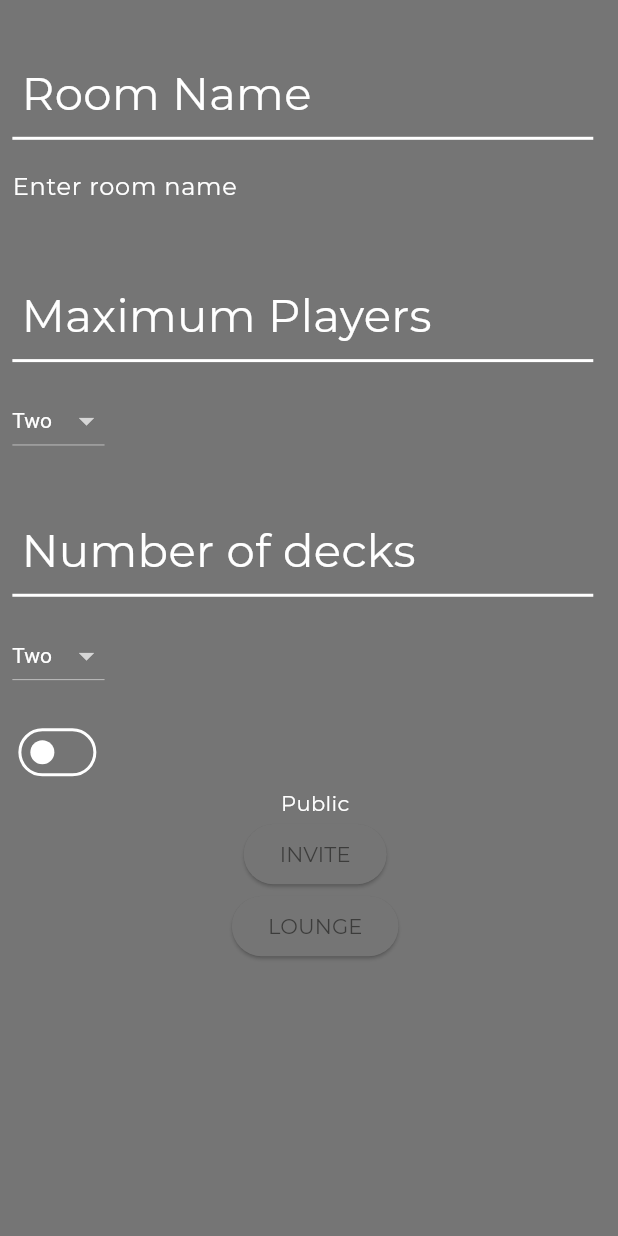
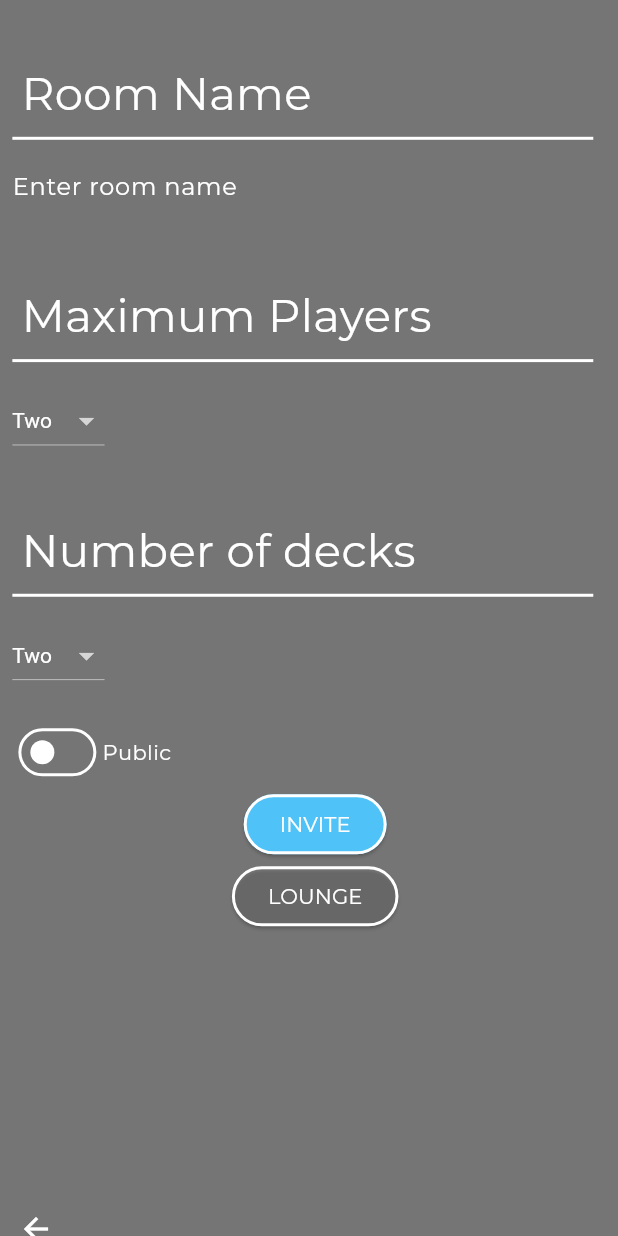
Before and after one commit to jeffrgh/bank_game, a Flutter app: the CreateRoomScreen screen opened directly, on a phone screen of 412 x 824 dp. Run offline on Flutter 3.47's test engine with Material 2 defaults, Android fonts, the phone set to English and light mode, and no system bars; network calls fail; project files that could hold a hidden picture were left out.

Commit message:
Updated CreateRoomScreen more

```diff
--- a/lib/main.dart
+++ b/lib/main.dart
@@ -32,7 +32,7 @@ class MyApp extends StatelessWidget {
           surface: Colors.grey[600]!,
           onSurface: Colors.white,
         ),
-        androidOverscrollIndicator: AndroidOverscrollIndicator.stretch,
+        androidOverscrollIndicator: AndroidOverscrollIndicator.glow,
         platform: TargetPlatform.android,
         useMaterial3: true,
         splashColor: const Color(0xFF3C3C3B),
--- a/lib/screens/createroomscreen.dart
+++ b/lib/screens/createroomscreen.dart
@@ -206,20 +206,19 @@ class _CreateRoomScreenState extends State<CreateRoomScreen> {
                 left: MediaQuery.of(context).size.width * 0.02,
                 top: MediaQuery.of(context).size.height * 0.02,
               ),
-              child: Align(
+              child: Row(
+                children: [
+                  Align(
                     child: Switch(
                       onChanged: toggleSwitch,
                       value: isPrivate,
                     ),
                     alignment: Alignment.centerLeft,
                   ),
+                  Text(
+                    pubOrPriv,
                   ),
-            Padding(
-              padding: EdgeInsets.only(
-                left: MediaQuery.of(context).size.width * 0.02,
-              ),
-              child: Text(
-                pubOrPriv,
+                ],
               ),
             ),
             Padding(
@@ -236,10 +235,48 @@ class _CreateRoomScreenState extends State<CreateRoomScreen> {
                       child: const Text(
                         'INVITE',
                       ),
+                      style: ButtonStyle(
+                        shape: MaterialStateProperty.all(
+                          RoundedRectangleBorder(
+                            side: const BorderSide(
+                              color: Colors.white,
+                              width: 2,
+                            ),
+                            borderRadius: BorderRadius.circular(
+                              25,
+                            ),
+                          ),
+                        ),
+                        backgroundColor: MaterialStateProperty.all(
+                          Colors.lightBlue.shade300,
+                        ),
+                        foregroundColor: MaterialStateProperty.all(
+                          Colors.white,
+                        ),
+                      ),
                     )
-                  : const ElevatedButton(
-                      child: Text('LINK COPIED'),
+                  : ElevatedButton(
+                      child: const Text('LINK COPIED'),
                       onPressed: null,
+                      style: ButtonStyle(
+                        shape: MaterialStateProperty.all(
+                          RoundedRectangleBorder(
+                            side: const BorderSide(
+                              color: Colors.lightBlue,
+                              width: 2,
+                            ),
+                            borderRadius: BorderRadius.circular(
+                              25,
+                            ),
+                          ),
+                        ),
+                        backgroundColor: MaterialStateProperty.all(
+                          Colors.transparent,
+                        ),
+                        foregroundColor: MaterialStateProperty.all(
+                          Colors.white,
+                        ),
+                      ),
                     ),
             ),
             Padding(
@@ -250,6 +287,25 @@ class _CreateRoomScreenState extends State<CreateRoomScreen> {
                 onPressed: () {},
                 child: const Text(
                   'LOUNGE',
+                ),
+                style: ButtonStyle(
+                  shape: MaterialStateProperty.all(
+                    RoundedRectangleBorder(
+                      side: const BorderSide(
+                        color: Colors.white,
+                        width: 2,
+                      ),
+                      borderRadius: BorderRadius.circular(
+                        25,
+                      ),
+                    ),
+                  ),
+                  backgroundColor: MaterialStateProperty.all(
+                    const Color.fromARGB(30, 237, 237, 237),
+                  ),
+                  foregroundColor: MaterialStateProperty.all(
+                    Colors.white,
+                  ),
                 ),
               ),
             ),
```
Lines whose indentation alone changed are shown as unchanged.
